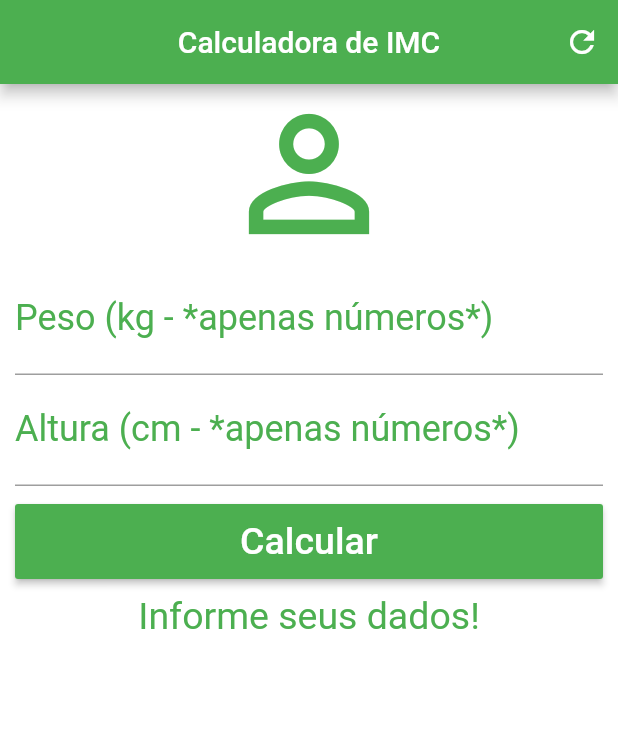
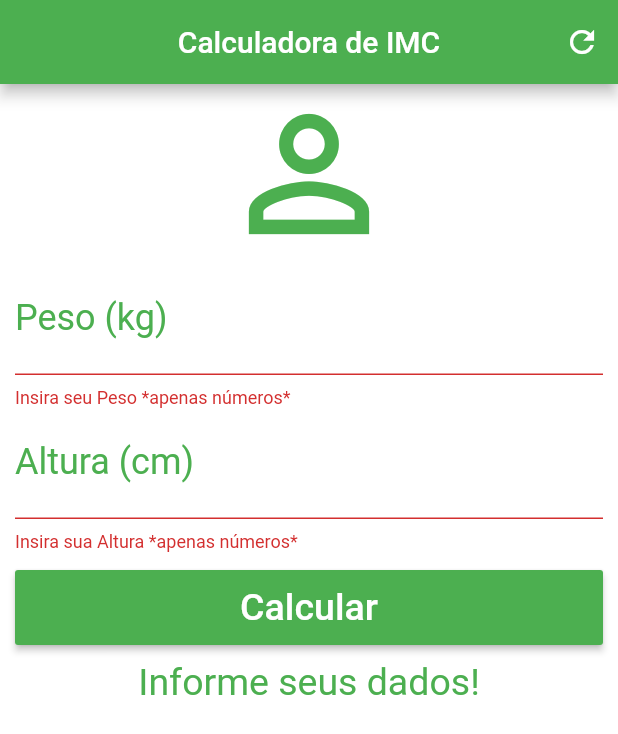
Before and after one commit to Fernando-Braulio/calculadora_imc_flutter, a Flutter app: the screen it shows after launch, after a tap on "Calcular", on a phone screen of 412 x 824 dp. Shown: the top 734 px of the screen. Run offline on Flutter 3.47's test engine with Material 2 defaults, Android fonts, the phone set to English and light mode, and no system bars.

Commit message:
validate text field if empty

```diff
--- a/lib/main.dart
+++ b/lib/main.dart
@@ -15,6 +15,8 @@ class _HomeState extends State<Home> {
   TextEditingController weightController = TextEditingController();
   TextEditingController heightController = TextEditingController();
 
+  GlobalKey<FormState> _formKey = GlobalKey<FormState>();
+
   String _infoText = "Informe seus dados!";
 
   void _resetFields(){
@@ -23,6 +25,7 @@ class _HomeState extends State<Home> {
 
     setState(() {
       _infoText = "Informe seus dados!";
+      _formKey = GlobalKey<FormState>();
     });
   }
 
@@ -68,6 +71,8 @@ class _HomeState extends State<Home> {
       backgroundColor: Colors.white,
       body: SingleChildScrollView(
         padding: EdgeInsets.fromLTRB(10.0, 0.0, 10.0, 0.0),
+        child: Form(
+          key: _formKey,
           child: Column(
             crossAxisAlignment: CrossAxisAlignment.stretch, //Tentar alargar toda a largura da tela
             children: <Widget>[
@@ -76,10 +81,10 @@ class _HomeState extends State<Home> {
                   size: 120.0,
                   color: Colors.green
               ),
-            TextField(
+              TextFormField(
                 keyboardType: TextInputType.number,
                 decoration: InputDecoration(
-                  labelText: "Peso (kg - *apenas números*)",
+                    labelText: "Peso (kg)",
                     labelStyle: TextStyle(
                         color: Colors.green
                     )
@@ -90,11 +95,16 @@ class _HomeState extends State<Home> {
                     fontSize: 24.0
                 ),
                 controller: weightController,
+                validator: (value) {
+                  if(value.isEmpty){
+                    return "Insira seu Peso *apenas números*";
+                  }
+                },
               ),
-            TextField(
+              TextFormField(
                 keyboardType: TextInputType.number,
                 decoration: InputDecoration(
-                  labelText: "Altura (cm - *apenas números*)",
+                    labelText: "Altura (cm)",
                     labelStyle: TextStyle(
                         color: Colors.green
                     )
@@ -105,13 +115,22 @@ class _HomeState extends State<Home> {
                     fontSize: 24.0
                 ),
                 controller: heightController,
+                validator: (value){
+                  if(value.isEmpty){
+                    return "Insira sua Altura *apenas números*";
+                  }
+                },
               ),
               Padding(
                 padding: EdgeInsets.only(top: 12.0, bottom: 10.0),
                 child: Container(
                   height: 50.0,
                   child: RaisedButton(
-                  onPressed: calculate,
+                    onPressed: () {
+                      if(_formKey.currentState.validate()){
+                        calculate();
+                      }
+                    },
                     child: Text("Calcular", style: TextStyle(color: Colors.white, fontSize: 25.0)),
                     color: Colors.green,
                   ),
@@ -125,6 +144,7 @@ class _HomeState extends State<Home> {
             ],
           ),
         ),
+      ),
     );
   }
 }
```
Lines whose indentation alone changed are shown as unchanged.
